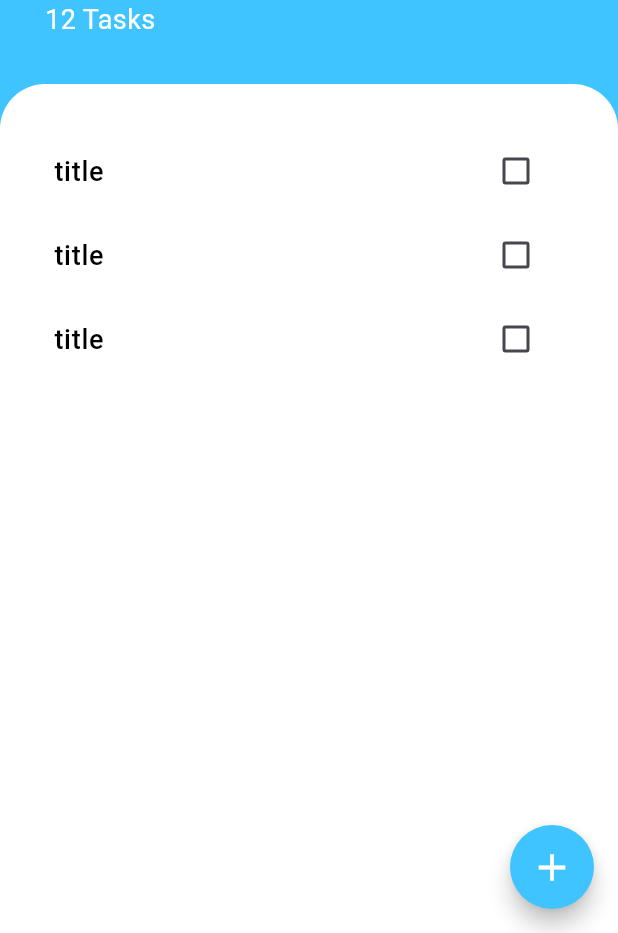
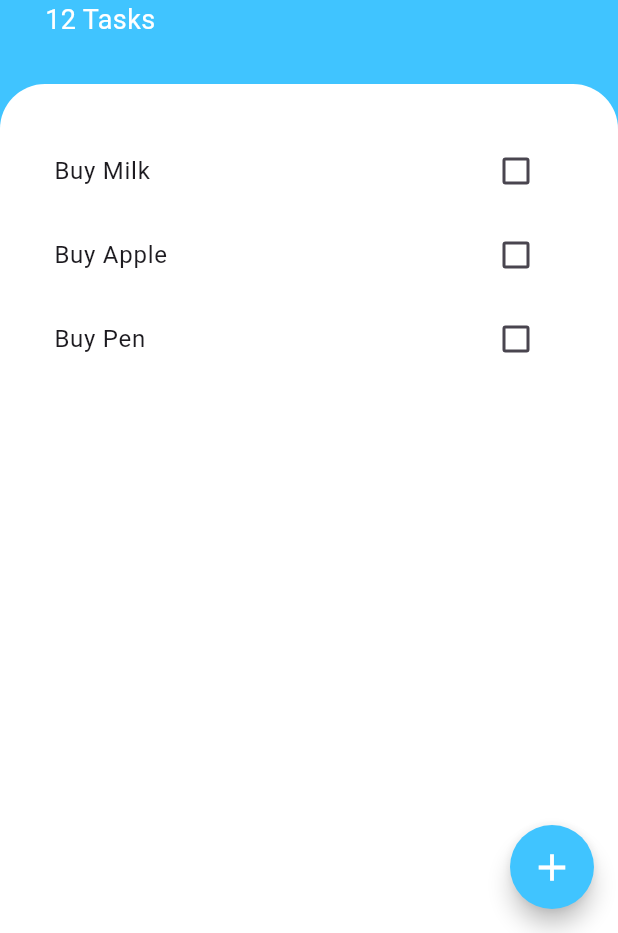
Before and after one commit to parksangryong/Flutter-Todo, a Flutter app: the screen it shows after launch, on a phone screen of 412 x 824 dp, the part 303-1236 px from its top. Run offline on Flutter 3.47's test engine with Material 3 defaults, Android fonts, the phone set to English and light mode, and no system bars.

Commit message:
listView.builder 사용

```diff
--- a/lib/components/tasks_list.dart
+++ b/lib/components/tasks_list.dart
@@ -1,13 +1,34 @@
 import 'package:flutter/material.dart';
 import 'package:todayey/components/tasks_tile.dart';
 
-class TasksList extends StatelessWidget {
+import '../models/task.dart';
+
+class TasksList extends StatefulWidget {
+  @override
+  State<TasksList> createState() => _TasksListState();
+}
+
+class _TasksListState extends State<TasksList> {
+  List<Task> tasks = [
+    Task(name: 'Buy Milk'),
+    Task(name: 'Buy Apple'),
+    Task(name: 'Buy Pen'),
+  ];
+
   @override
   Widget build(BuildContext context) {
-    return ListView(children: [
-      TasksTile(check: false, onPress: () {}, title: 'title'),
-      TasksTile(check: false, onPress: () {}, title: 'title'),
-      TasksTile(check: false, onPress: () {}, title: 'title')
-    ]);
+    return ListView.builder(
+        itemCount: tasks.length,
+        itemBuilder: (context, index) {
+          return TasksTile(
+            taskTitle: tasks[index].name,
+            isChecked: tasks[index].isDone,
+            checkboxCallback: (checkboxState){
+              setState(() {
+                tasks[index].toggleDone();
+              });
+            },
+          );
+        });
   }
 }
--- a/lib/components/tasks_tile.dart
+++ b/lib/components/tasks_tile.dart
@@ -1,43 +1,22 @@
 import 'package:flutter/material.dart';
 
-class TasksTile extends StatefulWidget {
-  final VoidCallback onPress;
-  final String title;
-  bool check;
+class TasksTile extends StatelessWidget {
+  final bool isChecked;
+  final String taskTitle;
+  final Function(bool?) checkboxCallback;
 
   TasksTile({
     super.key,
-    required this.check,
-    required this.onPress,
-    required this.title,
+    required this.taskTitle,
+    required this.isChecked,
+    required this.checkboxCallback
   });
 
   @override
-  _TasksTileState createState() => _TasksTileState();
-}
-
-class _TasksTileState extends State<TasksTile> {
-  @override
   Widget build(BuildContext context) {
     return ListTile(
-      onTap: widget.onPress,
-      title: Text(
-        widget.title,
-        style: const TextStyle(
-          color: Colors.black,
-          fontSize: 18,
-          fontWeight: FontWeight.w500,
-        ).copyWith(
-          decoration: widget.check ? TextDecoration.lineThrough : TextDecoration.none,)
-      ),
-      trailing: Checkbox(
-        value: widget.check,
-        onChanged: (value) {
-          setState(() {
-            widget.check = value!;
-          });
-        },
-      ),
+      title: Text(taskTitle, style: TextStyle(decoration: isChecked ? TextDecoration.lineThrough : null)),
+      trailing: Checkbox(value: isChecked, onChanged: checkboxCallback)
     );
   }
 }
--- /dev/null
+++ b/lib/models/task.dart
@@ -0,0 +1,10 @@
+class Task{
+  final String name;
+  bool isDone;
+
+  Task({required this.name,  this.isDone = false});
+
+  void toggleDone(){
+    isDone = !isDone;
+  }
+}
```
